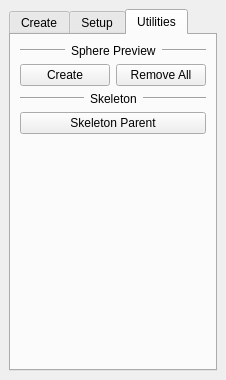
This is Tapp/Maya/rigging/gui/resources/rigging.ui in bumpybox/Tapp as Qt 5 draws it before an edit. The edited form follows.
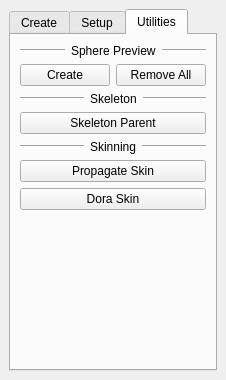
This is the edited form. The open tabs and pages were chosen to show the change.

Commit message: added MG_Tools and adjustments to skinPropagation

Patch:
```diff
--- a/Tapp/Maya/rigging/gui/resources/rigging.ui
+++ b/Tapp/Maya/rigging/gui/resources/rigging.ui
@@ -656,6 +656,69 @@
           </property>
          </widget>
         </item>
+        <item>
+         <layout class="QHBoxLayout" name="horizontalLayout_19">
+          <item>
+           <widget class="Line" name="line_15">
+            <property name="sizePolicy">
+             <sizepolicy hsizetype="Expanding" vsizetype="Fixed">
+              <horstretch>0</horstretch>
+              <verstretch>0</verstretch>
+             </sizepolicy>
+            </property>
+            <property name="orientation">
+             <enum>Qt::Horizontal</enum>
+            </property>
+           </widget>
+          </item>
+          <item>
+           <widget class="QLabel" name="label_9">
+            <property name="text">
+             <string>Skinning</string>
+            </property>
+           </widget>
+          </item>
+          <item>
+           <widget class="Line" name="line_16">
+            <property name="sizePolicy">
+             <sizepolicy hsizetype="Expanding" vsizetype="Fixed">
+              <horstretch>0</horstretch>
+              <verstretch>0</verstretch>
+             </sizepolicy>
+            </property>
+            <property name="orientation">
+             <enum>Qt::Horizontal</enum>
+            </property>
+           </widget>
+          </item>
+         </layout>
+        </item>
+        <item>
+         <widget class="QPushButton" name="utilities_skinPropagate_pushButton">
+          <property name="sizePolicy">
+           <sizepolicy hsizetype="Expanding" vsizetype="Expanding">
+            <horstretch>0</horstretch>
+            <verstretch>0</verstretch>
+           </sizepolicy>
+          </property>
+          <property name="text">
+           <string>Propagate Skin</string>
+          </property>
+         </widget>
+        </item>
+        <item>
+         <widget class="QPushButton" name="utilities_doraSkin_pushButton">
+          <property name="sizePolicy">
+           <sizepolicy hsizetype="Expanding" vsizetype="Expanding">
+            <horstretch>0</horstretch>
+            <verstretch>0</verstretch>
+           </sizepolicy>
+          </property>
+          <property name="text">
+           <string>Dora Skin</string>
+          </property>
+         </widget>
+        </item>
         <item>
          <spacer name="verticalSpacer">
           <property name="orientation">
```
Left out of the diff: 2 changed lines with no effect on the pictures. The commit also changes 54 other files.
